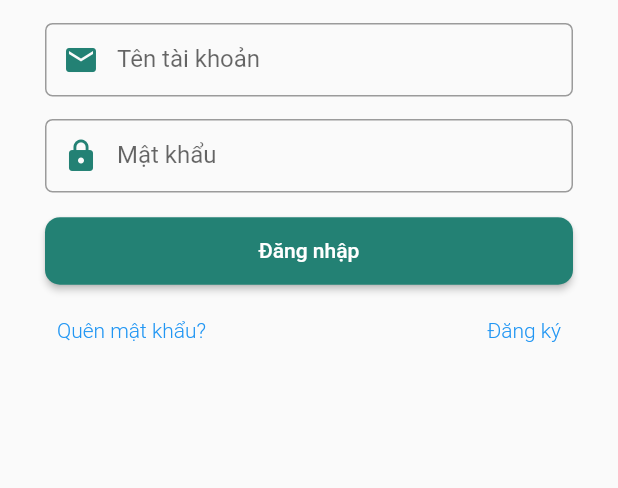
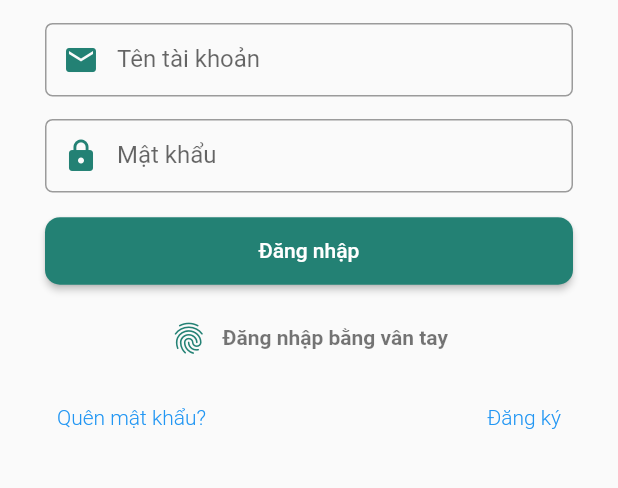
Before and after one commit to nguyenduchanh/hqclass, a Flutter app: the Login screen opened directly, on a phone screen of 412 x 824 dp, the part 279-767 px from its top. Run offline on Flutter 3.47's test engine with Material 2 defaults, Android fonts, the phone set to English and light mode, and no system bars; our stand-ins replace carousel_slider, firebase_auth, firebase_core, flare_flutter, flushbar, flutter_slidable and 7 more; missing offline and left inert: tiengviet; accounts and stored records are empty.

Commit message:
them giao dien đăng nhap băng van tay

```diff
--- a/lib/Pages/Login/login.dart
+++ b/lib/Pages/Login/login.dart
@@ -4,6 +4,7 @@ import 'package:flutter/material.dart';
 import 'package:flutter/services.dart';
 import 'package:hqclass/Domains/auth.dart';
 import 'package:hqclass/Domains/preferences/user_shared_preference.dart';
+import 'package:hqclass/Util/Constants/common_colors.dart';
 import 'package:hqclass/Util/Constants/navigator_helper.dart';
 import 'package:hqclass/Util/Constants/strings.dart';
 import 'package:hqclass/Util/widgets.dart';
@@ -162,7 +163,43 @@ class _LoginState extends State<Login> {
         )
       ],
     );
-
+    final fingerSprintButton = TextButton(
+      onPressed: ()=>{},
+      style: ButtonStyle(
+//        backgroundColor: MaterialStateProperty.all(Colors.white),
+        shape: MaterialStateProperty.all(
+          RoundedRectangleBorder(
+            borderRadius: BorderRadius.circular(10),
+          ),
+        ),
+      ),
+      child: SizedBox(
+        height: 30,
+        width: double.infinity,
+        child: Row(
+          mainAxisSize: MainAxisSize.min,
+          mainAxisAlignment: MainAxisAlignment.center,
+          children: <Widget>[
+            Icon(
+              Icons.fingerprint,
+              color: CommonColors.kPrimaryColor,
+              size: 25.0,
+            ),
+            Padding(
+              padding: const EdgeInsets.only(left: 10),
+              child: Text(
+                CommonString.cLoginWithFingerButton,
+                style: TextStyle(
+                  fontSize: 14,
+                  color: Colors.black54,
+                  fontWeight: FontWeight.w600,
+                ),
+              ),
+            )
+          ],
+        ),
+      ),
+    );
     var doLogin = () async {
       final form = formKey.currentState;
       if (form.validate()) {
@@ -179,7 +216,6 @@ class _LoginState extends State<Login> {
           ).show(context);
         }
       } else {
-//          print(CommonString.cDataInvalid);
         Flushbar(
           flushbarPosition: FlushbarPosition.TOP,
           title: CommonString.cDataInvalid,
@@ -192,7 +228,8 @@ class _LoginState extends State<Login> {
     return SafeArea(
       child: Scaffold(
         resizeToAvoidBottomInset: false,
-        body: Container(
+        body:SingleChildScrollView(
+          child: Container(
             padding: EdgeInsets.only(top: 5, bottom: 10, left: 30, right: 30),
             child: Form(
               key: formKey,
@@ -214,12 +251,16 @@ class _LoginState extends State<Login> {
                       ? loading
                       : longButtons(CommonString.cLoginButton, doLogin),
 
+                  SizedBox(height: 10.0),
+                  fingerSprintButton,
                   SizedBox(height: 5.0),
                   forgotLabel
                 ],
               ),
             ),
           ),
+        )
+
       ),
     );
   }
--- a/lib/Pages/Register/RegisterWithGoogle/google_firebase_button.dart
+++ b/lib/Pages/Register/RegisterWithGoogle/google_firebase_button.dart
@@ -34,7 +34,7 @@ class _GoogleFirebaseButtonState extends State<GoogleFirebaseButton> {
 
           await UserPreferences().CreateUserConfig(user.displayName,
               passwordRandom, user.email, SignInSource.google);
-          NavigatorHelper().toClassesPage(context);
+          NavigatorHelper().toLoginPage(context);
         }
       } catch (x) {}
     };
--- a/lib/Pages/UserInfo/user_info_body.dart
+++ b/lib/Pages/UserInfo/user_info_body.dart
@@ -37,10 +37,11 @@ class _UserInfoPageBodyState extends State<UserInfoPageBody> {
             bottom: 20.0,
           ),
           child: Column(
-            mainAxisAlignment: MainAxisAlignment.center,
+            mainAxisAlignment: MainAxisAlignment.start,
             children: [
-              Row(),
+              Row(
 
+              ),
               _isSigningOut
                   ? CircularProgressIndicator(
                 valueColor: AlwaysStoppedAnimation<Color>(Colors.white),
@@ -62,7 +63,7 @@ class _UserInfoPageBodyState extends State<UserInfoPageBody> {
                   if(signInSource == SignInSource.google){
                     await Authentication.signOut(context: context);
                   }
-                  await UserPreferences().CreateUserConfig("", "", "",SignInSource.none);
+//                  await UserPreferences().CreateUserConfig("", "", "",SignInSource.none);
                   NavigatorHelper().toLoginPage(context);
                 },
                 child: Padding(
--- a/lib/Util/Constants/strings.dart
+++ b/lib/Util/Constants/strings.dart
@@ -82,6 +82,7 @@ class CommonString {
 
   // button
   static const cLoginButton = "Đăng nhập";
+  static const cLoginWithFingerButton = "Đăng nhập bằng vân tay";
   static const cSignUpButton = "Đăng ký";
   static const cBackToLogin = "Quay lại trang đăng nhập";
   static const cCancelButton = "Huỷ bỏ";
--- a/lib/main.dart
+++ b/lib/main.dart
@@ -40,14 +40,14 @@ class MyApp extends StatelessWidget {
 //                final mediaQueryData = MediaQuery.of(context);
 //                final scale = mediaQueryData.textScaleFactor.clamp(1.0, 1.3);
                 return MediaQuery(
-                  child: BiometricPage(title: "test"),
+                  child: Login(),
                   data: MediaQuery.of(context).copyWith(textScaleFactor: 1.0),
                 );
             return Login();
           }),
           routes: {
             '/home': (context) => Home(),
-            '/login': (context) => BiometricPage(title:"test"),
+            '/login': (context) =>  Login(),
             '/register': (context) => RegisterPage(),
             '/classes': (context) => ClassesPage(),
             '/students': (context) => StudentPage(),
```
Also changed, not shown: lib/Pages/Register/register_body.dart (+1 -96 lines). Lines whose indentation alone changed are shown as unchanged.
